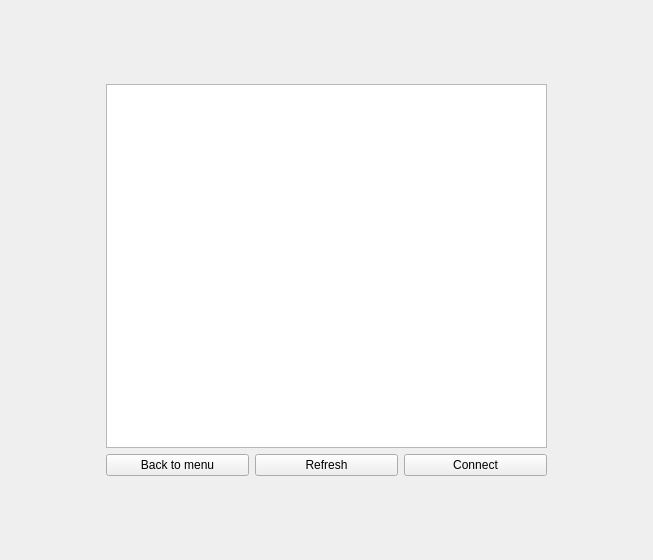
Old version of the form HiddenChess/Source/Widgets/RoomsListWidget/RoomsListWidget.ui in the repository Nekttuman/HiddenChess.
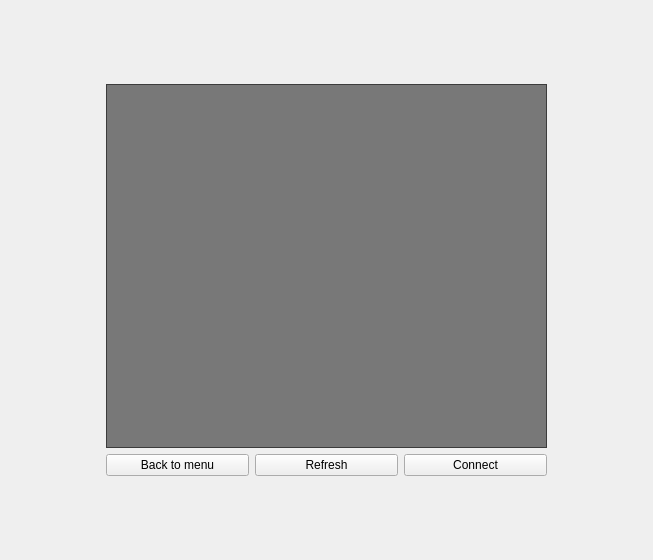
New version of the form.

```diff
--- a/HiddenChess/Source/Widgets/RoomsListWidget/RoomsListWidget.ui
+++ b/HiddenChess/Source/Widgets/RoomsListWidget/RoomsListWidget.ui
@@ -81,7 +81,11 @@
     </widget>
    </item>
    <item row="1" column="1" colspan="3">
-    <widget class="QListWidget" name="listWidget"/>
+    <widget class="QListWidget" name="listWidget">
+     <property name="styleSheet">
+      <string notr="true">background-color:rgba(0,0,0,0.5);</string>
+     </property>
+    </widget>
    </item>
    <item row="2" column="2">
     <widget class="QPushButton" name="refreshButton">
```
